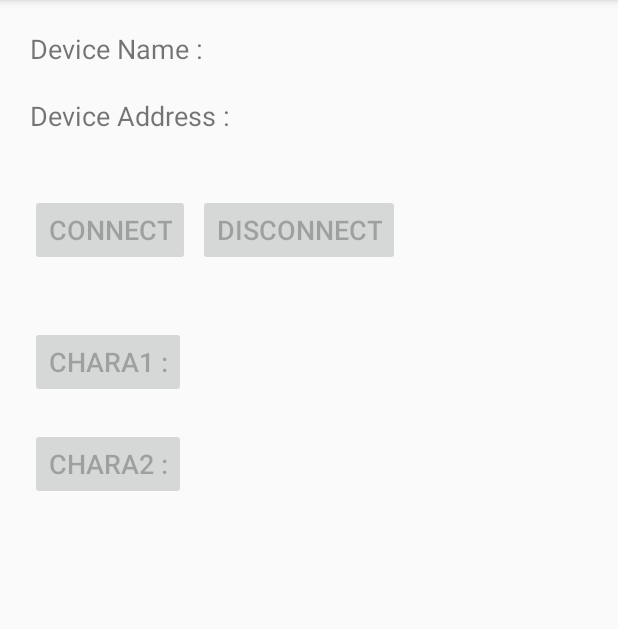
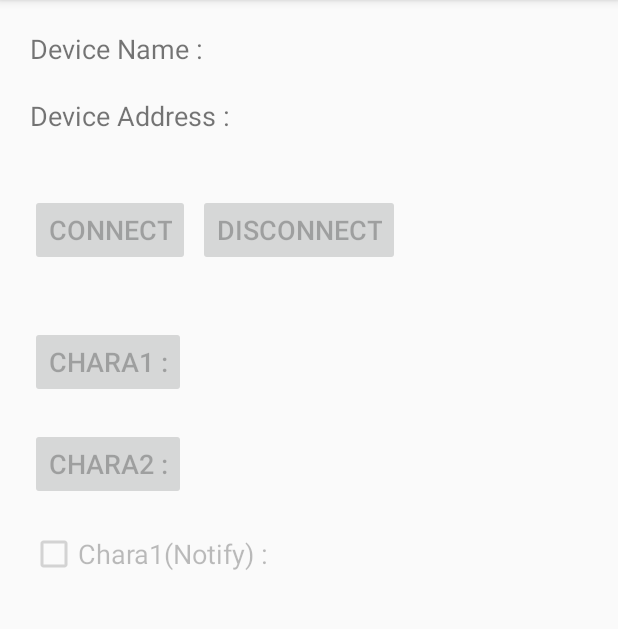
Before and after one commit to takjn/GRRNble, an Android app: the MainActivity screen opened directly, with no data from a screen before it, on a phone screen of 412 x 824 dp, the part 84-713 px from its top. Run offline under Robolectric (Android 15) with nearby library versions, the light colour scheme and no system bars; 2 statements that could not run were skipped.

Commit message:
add characteristic changed

```diff
--- a/app/src/main/res/layout/activity_main.xml
+++ b/app/src/main/res/layout/activity_main.xml
@@ -135,4 +135,28 @@
 
     </LinearLayout>
 
+    <LinearLayout
+        android:layout_width="match_parent"
+        android:layout_height="wrap_content"
+        android:layout_margin="10dp"
+        android:orientation="horizontal">
+
+        <CheckBox
+            android:id="@+id/checkbox_notifychara1"
+            android:layout_width="wrap_content"
+            android:layout_height="wrap_content"
+            android:text="@string/chara1_notify"
+            android:textSize="18sp"/>
+
+        <Space
+            android:layout_width="5dp"
+            android:layout_height="wrap_content"/>
+
+        <TextView
+            android:id="@+id/textview_notifychara1"
+            android:layout_width="match_parent"
+            android:layout_height="wrap_content"
+            android:textSize="18sp"/>
+
+    </LinearLayout>
 </LinearLayout>
--- a/app/src/main/res/values/strings.xml
+++ b/app/src/main/res/values/strings.xml
@@ -17,6 +17,7 @@
     <string name="disconnect">Disconnect</string>
     <string name="chara1">Chara1 : </string>
     <string name="chara2">Chara2 : </string>
+    <string name="chara1_notify">Chara1(Notify) : </string>
 
     <!-- DeviceListActivity -->
     <!-- Toast -->
```
Also changed, not shown: app/src/main/java/com/github/takjn/grrnble/MainActivity.java (+60 -18 lines).
